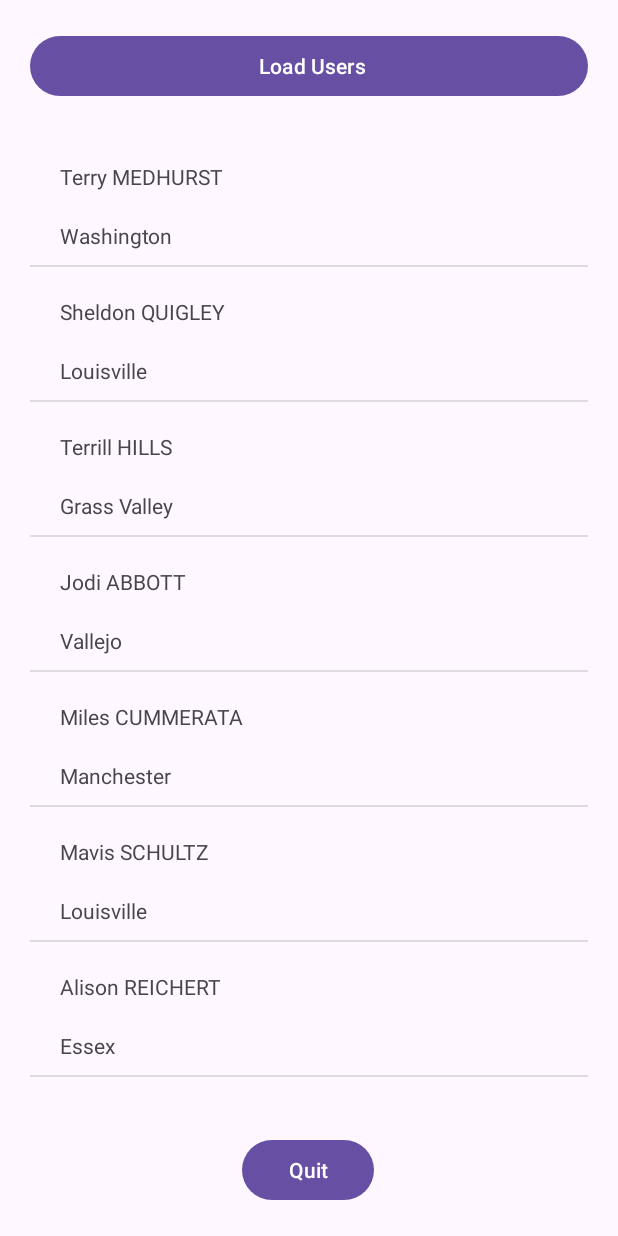
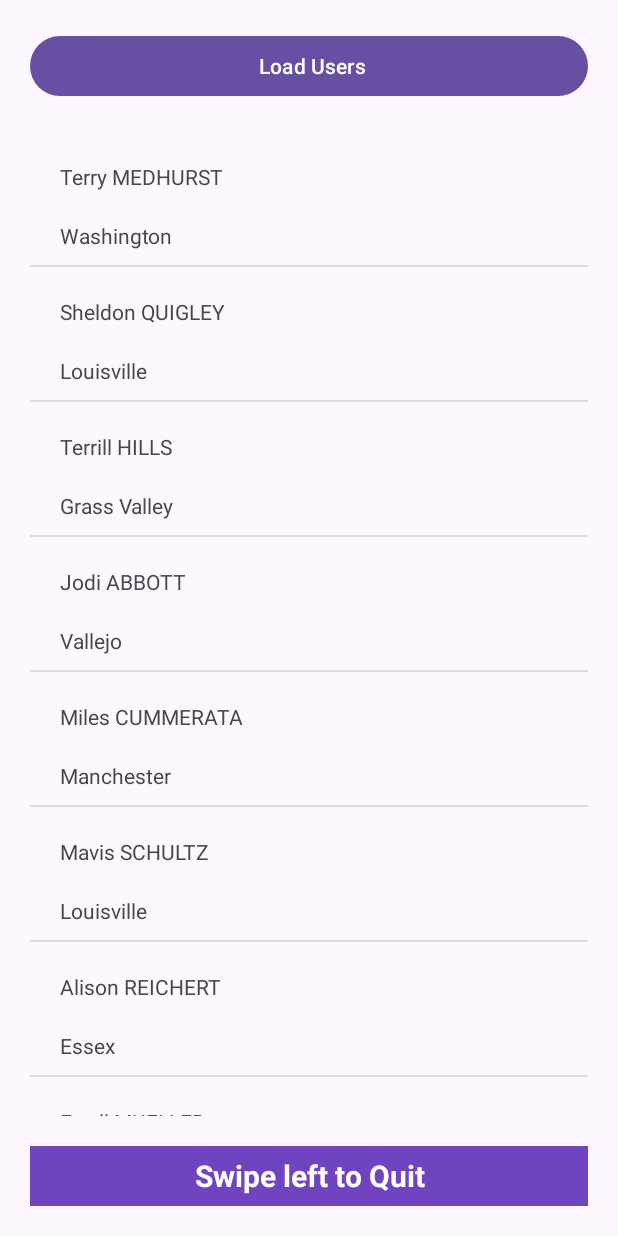
Before and after one commit to KhalidIdouahman/Mini_Project_01, an Android app: the screen it shows after launch (MainActivity), after a tap on "Load Users", on a phone screen of 412 x 824 dp. Run offline under Robolectric (Android 15) with nearby library versions, the phone set to English and light mode, and no system bars.

Commit message:
Display the users in a custom listView + make the event of swipe on textView.

```diff
--- a/app/src/main/java/com/example/miniproject_01/MainActivity.java
+++ b/app/src/main/java/com/example/miniproject_01/MainActivity.java
@@ -2,9 +2,12 @@ package com.example.miniproject_01;
 
 import androidx.appcompat.app.AppCompatActivity;
 
+import android.annotation.SuppressLint;
 import android.os.Bundle;
+import android.util.Log;
 import android.view.View;
 import android.widget.ArrayAdapter;
+import android.widget.TextView;
 import android.widget.Toast;
 
 import com.example.miniproject_01.databinding.ActivityMainBinding;
@@ -23,6 +26,7 @@ public class MainActivity extends AppCompatActivity implements View.OnClickListe
     ActivityMainBinding bindingViews;
     View root;
 
+    @SuppressLint("ClickableViewAccessibility")
     @Override
     protected void onCreate(Bundle savedInstanceState) {
         super.onCreate(savedInstanceState);
@@ -31,7 +35,27 @@ public class MainActivity extends AppCompatActivity implements View.OnClickListe
         setContentView(root);
 
         bindingViews.loadBtn.setOnClickListener(this);
-        bindingViews.quitBtn.setOnClickListener(this);
+        bindingViews.userSwipeTv.setOnTouchListener(new MyOnSwipeListener(this) {
+            @Override
+            public void swipeLeft() {
+                finish();
+            }
+        });
+        //region i try all the lines of code when the swipe didn't work
+        //        bindingViews.userSwipeTv.setOnClickListener(v -> {
+//            Toast.makeText(this, "clicked", Toast.LENGTH_SHORT).show();
+//        });
+//        TextView swipe = findViewById(R.id.user_swipe_tv);
+//
+//        swipe.setOnTouchListener(new MyOnSwipeListener(this) {
+//            @Override
+//            public void swipeLeft() {
+//                Log.e("TAG", "onFling: ");
+//                Toast.makeText(MainActivity.this, "enter here", Toast.LENGTH_SHORT).show();
+//                finish();
+//            }
+//        });
+        //endregion
     }
 
     @Override
--- /dev/null
+++ b/app/src/main/java/com/example/miniproject_01/MyOnSwipeListener.java
@@ -0,0 +1,46 @@
+package com.example.miniproject_01;
+
+import android.annotation.SuppressLint;
+import android.content.Context;
+import android.util.Log;
+import android.view.GestureDetector;
+import android.view.MotionEvent;
+import android.view.View;
+import android.widget.Toast;
+
+import androidx.annotation.NonNull;
+
+public class MyOnSwipeListener implements View.OnTouchListener {
+    private static final int THRESHOLD = 100;
+    private Context context;
+    private GestureDetector myGestureDetector;
+
+    public MyOnSwipeListener(Context context) {
+        this.context = context;
+        this.myGestureDetector = new GestureDetector(context , new MyGestureDetectorListener());
+    }
+
+
+    class MyGestureDetectorListener extends GestureDetector.SimpleOnGestureListener {
+        @Override
+        public boolean onFling(@NonNull MotionEvent e1, @NonNull MotionEvent e2, float velocityX, float velocityY) {
+            if (e1.getX() - e2.getX() >= THRESHOLD) {
+                swipeLeft();
+            } else if (e2.getX() - e1.getX() >= THRESHOLD){
+                swipeRight();
+            }
+            return super.onFling(e1, e2, velocityX, velocityY);
+        }
+    }
+
+    public void swipeLeft() {}
+    public void swipeRight() {}
+
+    @SuppressLint("ClickableViewAccessibility")
+    @Override
+    public boolean onTouch(View v, MotionEvent event) {
+        myGestureDetector.onTouchEvent(event);
+//        this line is too important because when i make the line above in the return statement it doesn't work
+        return true;
+    }
+}
--- a/app/src/main/java/com/example/miniproject_01/UserAdapter.java
+++ b/app/src/main/java/com/example/miniproject_01/UserAdapter.java
@@ -20,7 +20,7 @@ public class UserAdapter extends BaseAdapter {
     ArrayList<UserModel> usersList ;
     Context context;
     private final int DURATION_OF_DOUBLE_CLICK = 250;
-    public UserAdapter( Context context , ArrayList<UserModel> usersList) {
+    public UserAdapter(Context context , ArrayList<UserModel> usersList) {
         this.usersList = usersList;
         this.context = context;
     }
--- a/app/src/main/res/layout/activity_main.xml
+++ b/app/src/main/res/layout/activity_main.xml
@@ -18,14 +18,19 @@
         app:layout_constraintStart_toStartOf="parent"
         app:layout_constraintTop_toTopOf="parent" />
 
-    <Button
-        android:id="@+id/quit_btn"
-        android:layout_width="wrap_content"
-        android:layout_height="wrap_content"
-        android:layout_marginStart="160dp"
-        android:layout_marginEnd="160dp"
+    <TextView
+        android:id="@+id/user_swipe_tv"
+        android:layout_width="0dp"
+        android:layout_height="40dp"
+        android:layout_marginStart="20dp"
+        android:layout_marginEnd="20dp"
         android:layout_marginBottom="20dp"
-        android:text="Quit"
+        android:background="#7044C1"
+        android:gravity="center"
+        android:text="Swipe left to Quit"
+        android:textColor="#fff"
+        android:textSize="20sp"
+        android:textStyle="bold"
         app:layout_constraintBottom_toBottomOf="parent"
         app:layout_constraintEnd_toEndOf="parent"
         app:layout_constraintHorizontal_bias="0.333"
@@ -39,8 +44,9 @@
         android:layout_marginTop="20dp"
         android:layout_marginEnd="20dp"
         android:layout_marginBottom="20dp"
-        app:layout_constraintBottom_toTopOf="@+id/quit_btn"
+        app:layout_constraintBottom_toTopOf="@+id/user_swipe_tv"
         app:layout_constraintEnd_toEndOf="parent"
         app:layout_constraintStart_toStartOf="parent"
         app:layout_constraintTop_toBottomOf="@+id/load_btn" />
+
 </androidx.constraintlayout.widget.ConstraintLayout>
```
